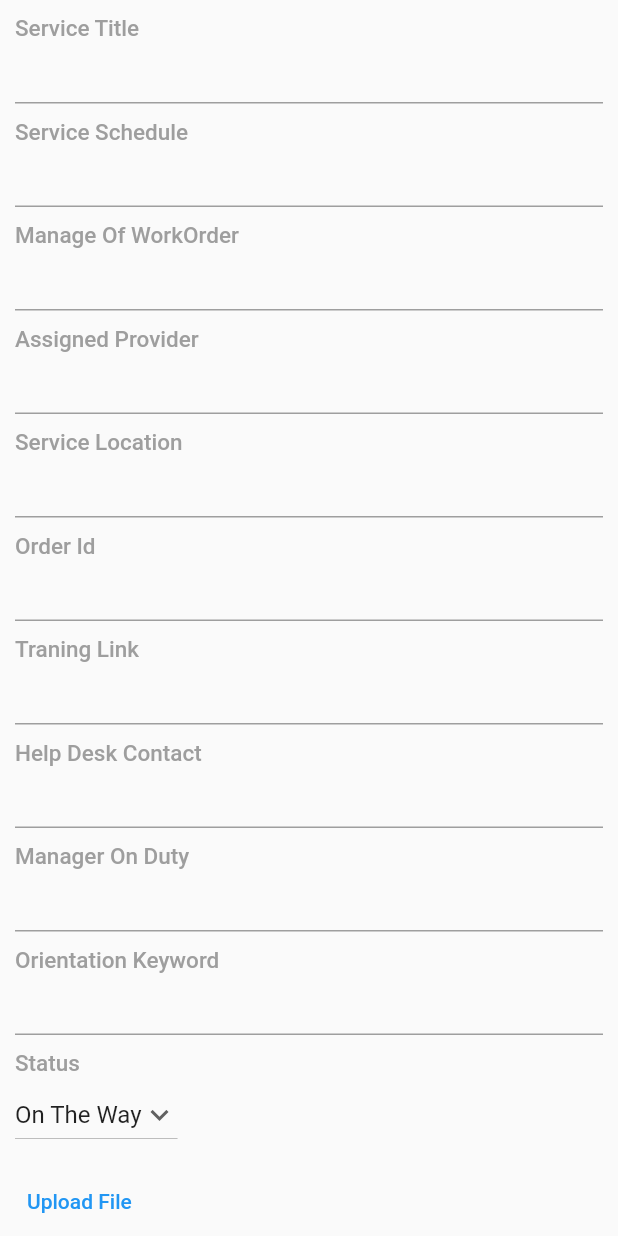
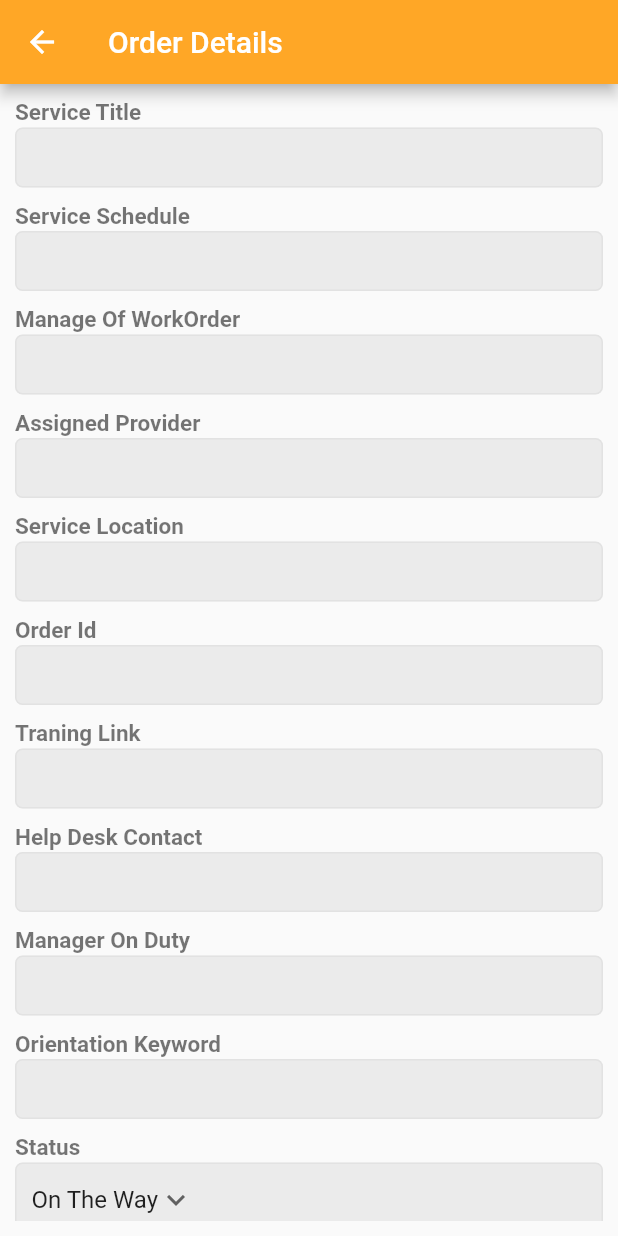
Before and after one commit to nikunjramani/emp, a Flutter app: the OrderDetails screen opened directly with empty values, on a phone screen of 412 x 824 dp. Run offline on Flutter 3.47's test engine with Material 2 defaults, Android fonts, the phone set to English and light mode, and no system bars; our stand-ins replace dio, image_picker, shared_preferences, simple_animations; accounts and stored records are empty.

Commit message:
ui changes

```diff
--- a/lib/screen/login.dart
+++ b/lib/screen/login.dart
@@ -1,6 +1,7 @@
 import 'dart:convert';
 
 import 'package:emp/screen/fade_animation.dart';
+import 'package:emp/screen/order_list.dart';
 import 'package:emp/utils/constant.dart';
 import 'package:emp/utils/prefs.dart';
 import 'package:flutter/material.dart';
@@ -143,6 +144,11 @@ class Login extends StatelessWidget {
                                   prefTokenKey, parsed["token"]);
 
                               PrefsService.saveBool(prefIsUserLogin, true);
+                              Navigator.push(
+                                context,
+                                MaterialPageRoute(
+                                    builder: (context) => const OrderList()),
+                              );
                             }
                           },
                           child: FadeAnimation(
--- a/lib/screen/order_details.dart
+++ b/lib/screen/order_details.dart
@@ -29,6 +29,10 @@ class _OrderDetailsState extends State<OrderDetails> {
   @override
   Widget build(BuildContext context) {
     return Scaffold(
+      appBar: AppBar(
+        backgroundColor: Colors.orange[400],
+        title: Text("Order Details"),
+      ),
       body: SafeArea(
         child: Container(
           padding: const EdgeInsets.all(10),
@@ -67,11 +71,40 @@ class _OrderDetailsState extends State<OrderDetails> {
                           value: data.customField[index].value);
                     }),
                 buildDropDownSelector(value: getStatus(data.status)),
-                TextButton(
+                Column(
+                  crossAxisAlignment: CrossAxisAlignment.start,
+                  children: [
+                    const Text(
+                      "Upload File",
+                      style: TextStyle(
+                        fontSize: 15,
+                        fontWeight: FontWeight.bold,
+                        color: Colors.black54,
+                      ),
+                    ),
+                    const SizedBox(
+                      height: 1,
+                    ),
+                    Container(
+                      padding: EdgeInsets.only(left: 10),
+                      alignment: Alignment.centerLeft,
+                      width: MediaQuery.of(context).size.width,
+                      height: 40,
+                      decoration: BoxDecoration(
+                        color: const Color.fromARGB(100, 211, 211, 211),
+                        border: Border.all(
+                          color: const Color.fromARGB(100, 211, 211, 211),
+                        ),
+                        borderRadius: BorderRadius.circular(5),
+                      ),
+                      child: TextButton(
                           onPressed: () {
                             uploadFile();
                           },
-                    child: Text("Upload File"))
+                          child: Container(child: Text("Upload File"))),
+                    ),
+                  ],
+                )
               ],
             ),
           ),
@@ -130,14 +163,25 @@ class _OrderDetailsState extends State<OrderDetails> {
             "Status",
             style: TextStyle(
               fontSize: 15,
-              fontWeight: FontWeight.w500,
-              color: Colors.grey,
+              fontWeight: FontWeight.bold,
+              color: Colors.black54,
             ),
           ),
           const SizedBox(
             height: 1,
           ),
-          DropdownButton(
+          Container(
+            padding: EdgeInsets.only(left: 10),
+            alignment: Alignment.centerLeft,
+            width: MediaQuery.of(context).size.width,
+            decoration: BoxDecoration(
+              color: const Color.fromARGB(100, 211, 211, 211),
+              border: Border.all(
+                color: const Color.fromARGB(100, 211, 211, 211),
+              ),
+              borderRadius: BorderRadius.circular(5),
+            ),
+            child: DropdownButton(
               value: dropdownvalue,
               icon: const Icon(Icons.keyboard_arrow_down),
               items: items.map((String items) {
@@ -153,6 +197,7 @@ class _OrderDetailsState extends State<OrderDetails> {
                 });
                 changeOrderStatus();
               },
+            ),
           ),
         ],
       ));
@@ -190,22 +235,25 @@ class _OrderDetailsState extends State<OrderDetails> {
             title,
             style: const TextStyle(
               fontSize: 15,
-              fontWeight: FontWeight.w500,
-              color: Colors.grey,
+              fontWeight: FontWeight.bold,
+              color: Colors.black54,
             ),
           ),
           const SizedBox(
             height: 1,
           ),
           Container(
+              padding: EdgeInsets.only(left: 10),
+              alignment: Alignment.centerLeft,
               width: MediaQuery.of(context).size.width,
               height: 40,
-              decoration: const BoxDecoration(
-                  border: Border(
-                      bottom: BorderSide(
-                color: Colors.grey,
-                width: 1,
-              ))),
+              decoration: BoxDecoration(
+                color: const Color.fromARGB(100, 211, 211, 211),
+                border: Border.all(
+                  color: const Color.fromARGB(100, 211, 211, 211),
+                ),
+                borderRadius: BorderRadius.circular(5),
+              ),
               child: Text(
                 value,
                 style: const TextStyle(fontSize: 16, height: 1.4),
--- a/lib/screen/order_list.dart
+++ b/lib/screen/order_list.dart
@@ -26,6 +26,10 @@ class _OrderState extends State<OrderList> {
   @override
   Widget build(BuildContext context) {
     return Scaffold(
+      appBar: AppBar(
+        backgroundColor: Colors.orange[400],
+        title: Text("Order List"),
+      ),
       body: Container(
         child: ListView.builder(
             itemCount: order != null ? order.data.length : 0,
```
Lines whose indentation alone changed are shown as unchanged.
